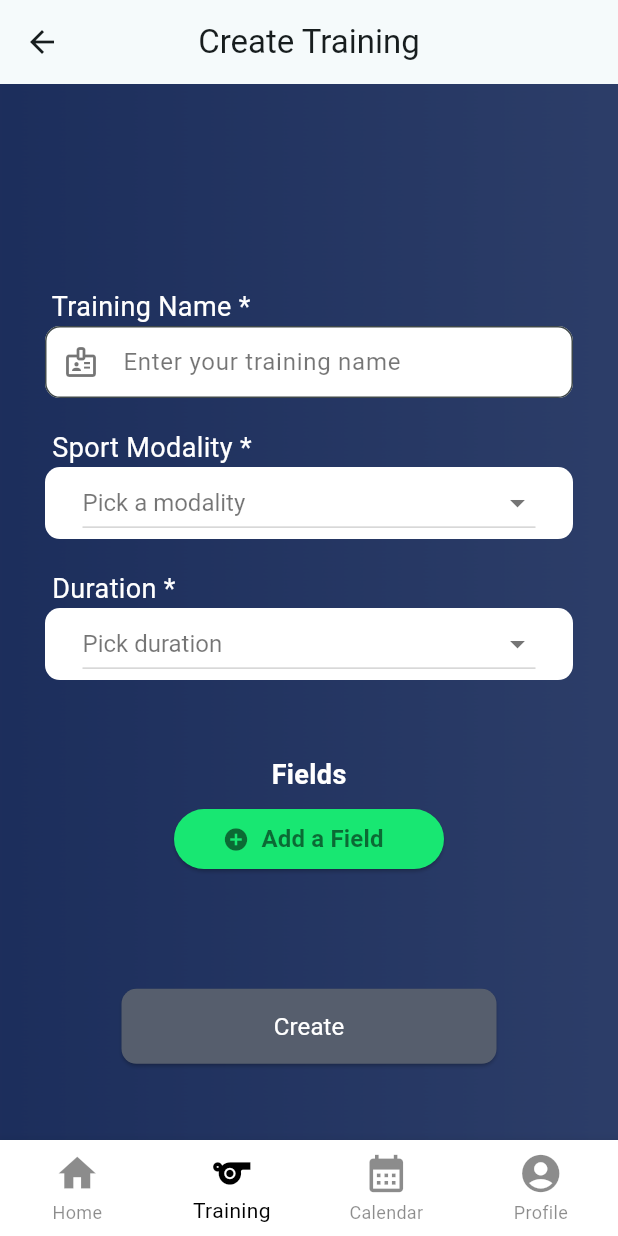
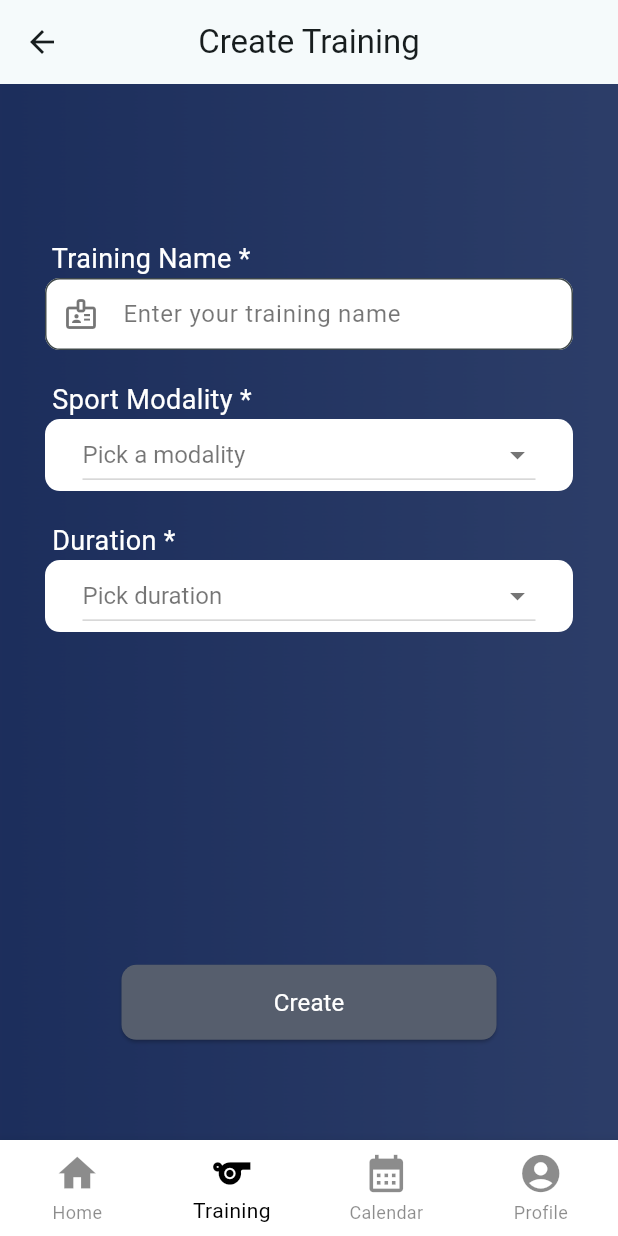
Before and after one commit to ipm13/trainlink, a Flutter app: the CreateTraining screen opened by its route, on a phone screen of 412 x 824 dp. Run offline on Flutter 3.47's test engine with Material 2 defaults, Android fonts, the phone set to English and light mode, and no system bars; our stand-ins replace email_validator, flutter_native_splash, image_gallery_saver, image_picker, permission_handler, screenshot and 1 more; accounts and stored records are empty.

Commit message:
Small improvements

```diff
--- a/lib/create_training.dart
+++ b/lib/create_training.dart
@@ -61,7 +61,7 @@ class _CreateTrainingState extends State<CreateTraining> {
                 mainAxisAlignment: MainAxisAlignment.spaceEvenly,
                 children: [
                   const SizedBox(
-                    height: 90,
+                    height: 50,
                   ),
                   Container(
                     child: buildInputWithTitle(
@@ -83,6 +83,7 @@ class _CreateTrainingState extends State<CreateTraining> {
                       (String? selectedValue) {
                         setState(() {
                           selectedModalityValue = selectedValue;
+                          if (selectedValue != null) Singleton().modality = selectedValue;
                         });
                       },
                     ),
@@ -112,7 +113,8 @@ class _CreateTrainingState extends State<CreateTraining> {
                     decoration: BoxDecoration(
                       borderRadius: BorderRadius.circular(10),
                     ),
-                    child: Column(
+                    child: selectedModalityValue != null ?
+                    Column(
                       mainAxisAlignment: MainAxisAlignment.center,
                       children: [
                         labelStyle(getFieldsAsString(), bold: true),
@@ -142,7 +144,7 @@ class _CreateTrainingState extends State<CreateTraining> {
                           ),
                         ),
                       ],
-                    ),
+                    ) : Container(),
                   ),
                 ],
               ),
--- a/lib/field.dart
+++ b/lib/field.dart
@@ -3,6 +3,7 @@ import 'package:flutter/services.dart';
 import 'package:image_gallery_saver/image_gallery_saver.dart';
 import 'package:permission_handler/permission_handler.dart';
 import 'package:screenshot/screenshot.dart';
+import 'package:trainlink/singleton.dart';
 import 'package:trainlink/utils.dart';
 
 class Field extends StatefulWidget {
@@ -85,7 +86,7 @@ class _FieldState extends State<Field> {
                       ),
                       Padding(
                         padding: const EdgeInsets.all(14),
-                        child: Image.asset('assets/images/field/soccer.png', scale: 0.7),
+                        child: Image.asset('assets/images/field/${Singleton().modality.toLowerCase()}.png', scale: 0.7),
                       ),
                       Column(
                         crossAxisAlignment: CrossAxisAlignment.start,
@@ -100,7 +101,7 @@ class _FieldState extends State<Field> {
                           const SizedBox(height: 20),
                           Row(
                             children: [
-                              _createDraggable('assets/images/field/soccer-ball.png'),
+                              _createDraggable('assets/images/field/${Singleton().modality.toLowerCase()}-ball.png'),
                               const Text("  Ball", style: TextStyle(color: Colors.white))
                             ],
                           ),
--- a/lib/home.dart
+++ b/lib/home.dart
@@ -231,12 +231,14 @@ class _HomeState extends State<Home> {
                               snackBarStyle("Team code is required", warning: true)
                             );
                           } else {
-                            // TODO
-                            // Add a team by code
+                            if (code == teamDefault.code) {
+                              Singleton().addTeam(teamDefault.name, teamDefault.modality, teamDefault.logoPath);
+                            }
                             ScaffoldMessenger.of(context).showSnackBar(
                               snackBarStyle("Welcome to the team")
                             );
                             Navigator.of(context).pop();
+                            Navigator.of(context).pushReplacementNamed('/home');
                           }
                         }
                       },
--- a/lib/singleton.dart
+++ b/lib/singleton.dart
@@ -80,6 +80,8 @@ class Singleton {
     return schedules?.length;
   }
 
+  String modality = "Soccer";
+
   // Trainings
 
   HashMap<int, TrainingDTO>? trainings = HashMap();
@@ -121,7 +123,7 @@ class UserDTO {
   UserDTO(this.name, this.email, this.password, this.birthDate, this.gender, this.mobilePhone, this.role);
 }
 
-TeamDTO teamDefault = TeamDTO("7b640ac5-ea97-45d0", "BestFC", "Soccer", "default");
+TeamDTO teamDefault = TeamDTO("7b640ac5-ea97-45d0", "Best FC", "Soccer", null);
 
 class TeamDTO {
   final String code, name, modality;
```
